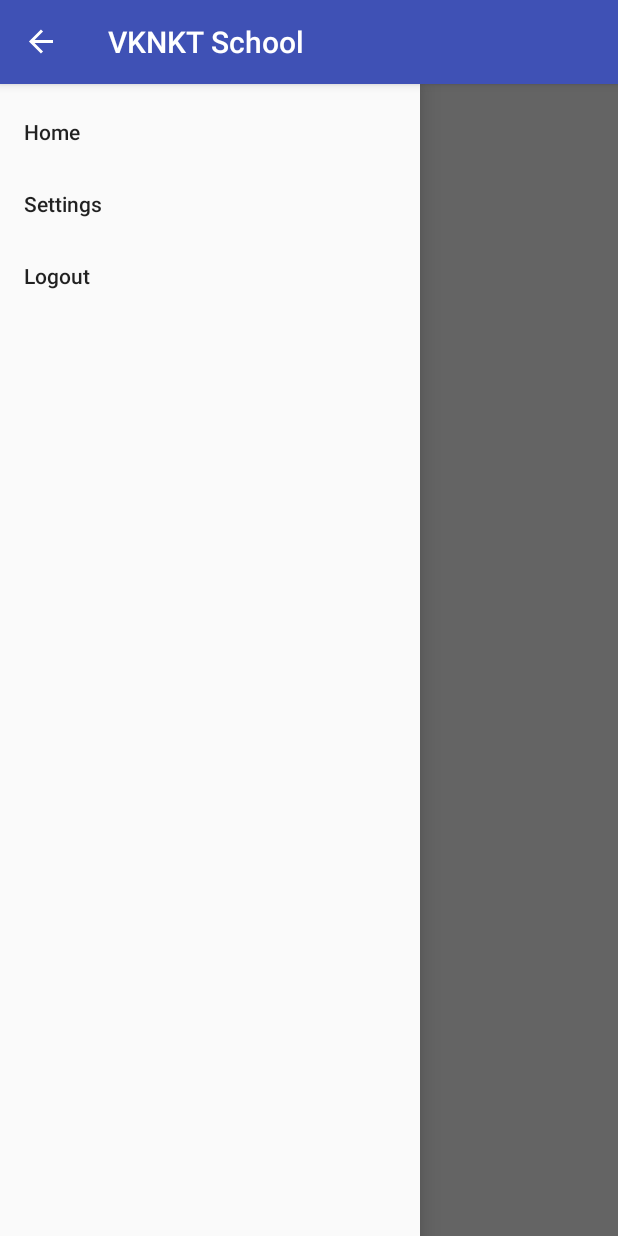
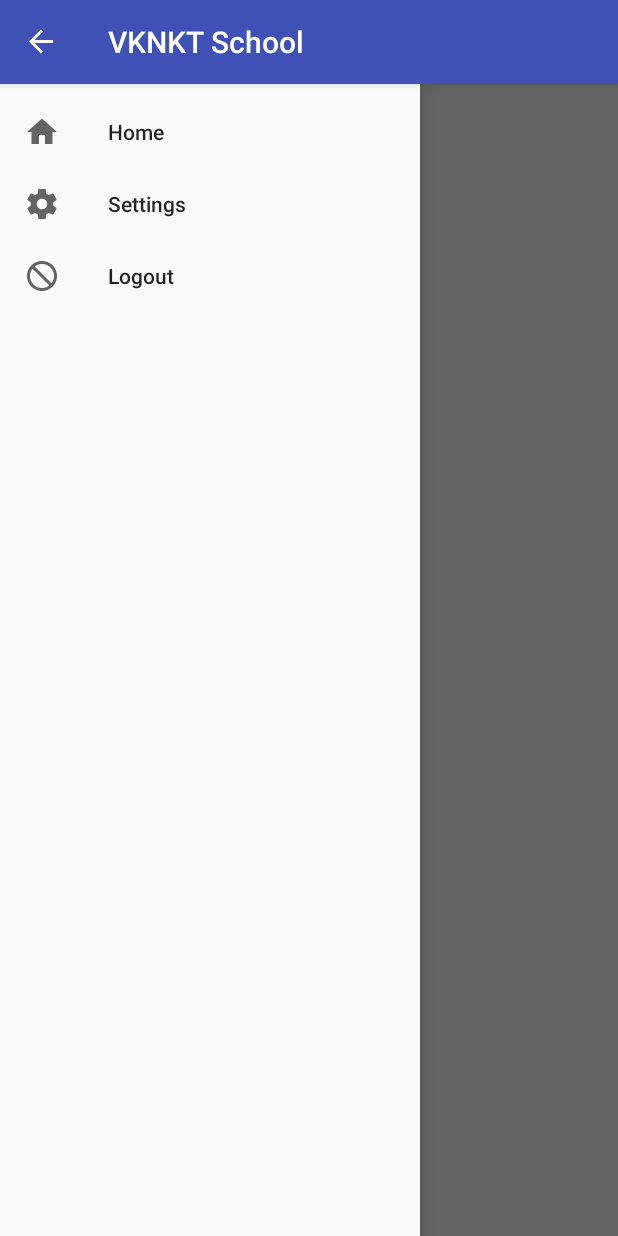
Before and after one commit to napoleonedward/VKNKT-School, an Android app: the screen it shows after launch (MainActivity), with the side drawer open, on a phone screen of 412 x 824 dp. Run offline under Robolectric (Android 15) with nearby library versions, the phone set to English and light mode, and no system bars.

Commit message:
Added Icons

```diff
--- a/app/src/main/res/menu/nav_menu.xml
+++ b/app/src/main/res/menu/nav_menu.xml
@@ -1,13 +1,16 @@
 <?xml version="1.0" encoding="utf-8"?>
 <menu xmlns:android="http://schemas.android.com/apk/res/android">
     <item android:id="@+id/home"
-        android:title="Home" >
+        android:title="@string/home"
+        android:icon="@mipmap/ic_home_black_24dp">
     </item>
     <item android:id="@+id/settings"
-        android:title="Settings" >
+        android:title="@string/settings"
+        android:icon="@mipmap/ic_settings_black_24dp">
     </item>
     <item android:id="@+id/logout"
-        android:title="Logout" >
+        android:title="@string/logout"
+        android:icon="@mipmap/ic_not_interested_black_24dp">
     </item>
 
 </menu>
--- a/app/src/main/res/values/strings.xml
+++ b/app/src/main/res/values/strings.xml
@@ -2,4 +2,7 @@
     <string name="app_name">VKNKT School</string>
     <string name="open">Open</string>
     <string name="close">Close</string>
+    <string name="home">Home</string>
+    <string name="settings">Settings</string>
+    <string name="logout">Logout</string>
 </resources>
```
Also changed, not shown: app/src/main/res/layout/activity_main.xml (line endings or trailing spaces), app/src/main/res/mipmap-hdpi/ic_home_black_24dp.png (added), app/src/main/res/mipmap-hdpi/ic_not_interested_black_24dp.png (added), app/src/main/res/mipmap-hdpi/ic_settings_black_24dp.png (added), app/src/main/res/mipmap-mdpi/ic_home_black_24dp.png (added), app/src/main/res/mipmap-mdpi/ic_not_interested_black_24dp.png (added), app/src/main/res/mipmap-mdpi/ic_settings_black_24dp.png (added), app/src/main/res/mipmap-xhdpi/ic_home_black_24dp.png (added), app/src/main/res/mipmap-xhdpi/ic_not_interested_black_24dp.png (added), app/src/main/res/mipmap-xhdpi/ic_settings_black_24dp.png (added), app/src/main/res/mipmap-xxhdpi/ic_home_black_24dp.png (added), app/src/main/res/mipmap-xxhdpi/ic_not_interested_black_24dp.png (added), app/src/main/res/mipmap-xxhdpi/ic_settings_black_24dp.png (added), app/src/main/res/mipmap-xxxhdpi/ic_home_black_24dp.png (added), 2 more files.
